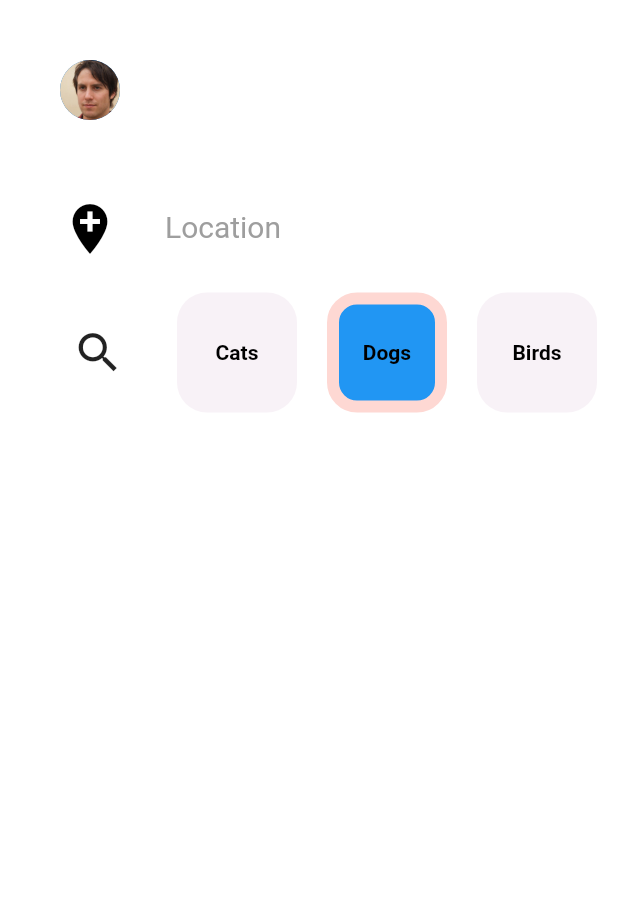
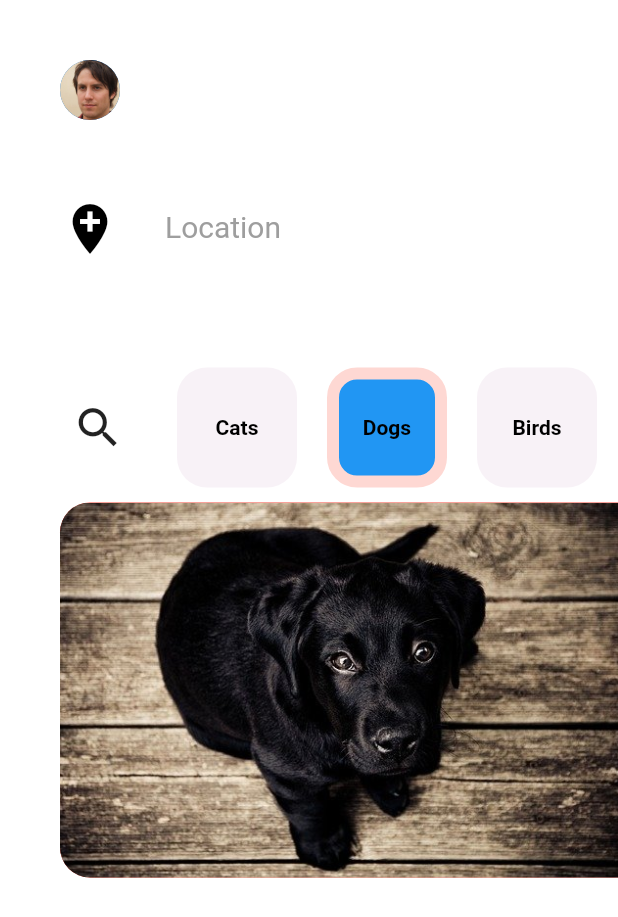
Before and after one commit to WhiteBearDeveloper/Flutter, a Flutter app: the screen it shows after launch, on a phone screen of 412 x 824 dp. Shown: the top 917 px of the screen. Run offline on Flutter 3.47's test engine with Material 2 defaults, Android fonts, the phone set to English and light mode, and no system bars; Roboto replaces fonts that are missing (Montserrat).

Commit message:
Continue make layout for pets app

```diff
--- a/lib/screens/petAdoptionScreen.dart
+++ b/lib/screens/petAdoptionScreen.dart
@@ -44,8 +44,8 @@ var pets = [
   Pet(
     owner: owner,
     name: 'Pupper Katherine',
-    imageUrl: 'assets/images/pug.jpg',
-    description: 'French black puppy',
+    imageUrl: 'lib/images/petAdoptionScreen/black-puppy.jpg',
+    description: 'Black puppy',
     age: 2,
     sex: 'Female',
     color: 'Black',
@@ -54,7 +54,7 @@ var pets = [
   Pet(
     owner: owner,
     name: 'Little Darlene',
-    imageUrl: 'assets/images/lab.png',
+    imageUrl: 'lib/images/petAdoptionScreen/dog.jpg',
     description: 'Labrador retriever puppy',
     age: 1,
     sex: 'Female',
@@ -156,6 +156,9 @@ class _petAdoptionScreenMainState extends State<petAdoptionScreenMain>{
               ),
             ),
           ),
+          SizedBox(
+            height: 50.0,
+          ),
           Container(
             height: 100.0,
             child: ListView(
@@ -182,6 +185,34 @@ class _petAdoptionScreenMainState extends State<petAdoptionScreenMain>{
                 petCategory(false, 'Other'),
               ],
             ),
+          ),
+          Padding(
+              padding: EdgeInsets.only(
+                left: 40.0,
+                bottom: 30.0
+              ),
+            child: Column(
+              children: <Widget>[
+                Hero(
+                  tag: pets[0].id,
+                  child: Container(
+                    width: double.infinity,
+                    height: 250.0,
+                    decoration: BoxDecoration(
+                      color: Colors.red,
+                      borderRadius: BorderRadius.only(
+                        topLeft: Radius.circular(20.0),
+                        bottomLeft: Radius.circular(20.0)
+                      ),
+                      image: DecorationImage(
+                        image: AssetImage(pets[0].imageUrl),
+                        fit: BoxFit.cover
+                      )
+                    ),
+                  ),
+                )
+              ],
+            ),
           )
         ],
       ),
```
Also changed, not shown: lib/images/petAdoptionScreen/black-puppy.jpg (added), lib/images/petAdoptionScreen/dog.jpg (added).
